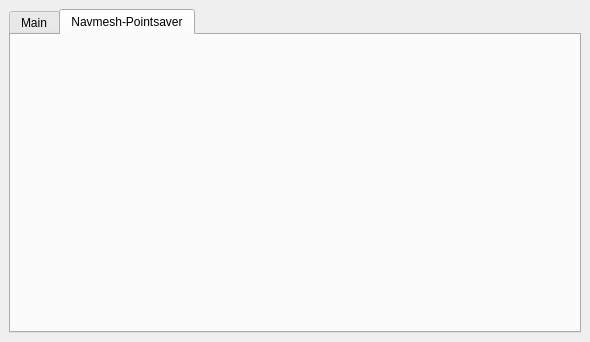
First picture: the form in CSGO_AI/include/MainWindow.ui, repository Georg-S/CS-GO-AI, before the edit.
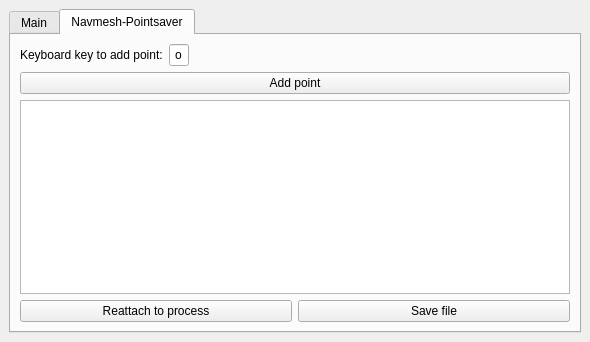
Second picture: the form after the edit. The open tabs and pages were chosen to show the change.

Commit message: Start implementing Navmesh point saver ui

```diff
--- a/CSGO_AI/include/MainWindow.ui
+++ b/CSGO_AI/include/MainWindow.ui
@@ -20,7 +20,7 @@
    <bool>false</bool>
   </property>
   <widget class="QWidget" name="centralwidget">
-   <layout class="QVBoxLayout" name="verticalLayout">
+   <layout class="QHBoxLayout" name="horizontalLayout_3">
     <item>
      <widget class="QTabWidget" name="tabWidget">
       <property name="currentIndex">
@@ -112,6 +112,83 @@
        <attribute name="title">
         <string>Navmesh-Pointsaver</string>
        </attribute>
+       <layout class="QVBoxLayout" name="verticalLayout">
+        <item>
+         <layout class="QHBoxLayout" name="horizontalLayout_4">
+          <item>
+           <widget class="QLabel" name="keyboard_key_label">
+            <property name="text">
+             <string>Keyboard key to add point:</string>
+            </property>
+           </widget>
+          </item>
+          <item>
+           <widget class="QLineEdit" name="lineEdit_keycode">
+            <property name="maximumSize">
+             <size>
+              <width>20</width>
+              <height>16777215</height>
+             </size>
+            </property>
+            <property name="text">
+             <string>o</string>
+            </property>
+            <property name="maxLength">
+             <number>1</number>
+            </property>
+            <property name="alignment">
+             <set>Qt::AlignCenter</set>
+            </property>
+           </widget>
+          </item>
+          <item>
+           <spacer name="horizontalSpacer">
+            <property name="orientation">
+             <enum>Qt::Horizontal</enum>
+            </property>
+            <property name="sizeHint" stdset="0">
+             <size>
+              <width>40</width>
+              <height>20</height>
+             </size>
+            </property>
+           </spacer>
+          </item>
+         </layout>
+        </item>
+        <item>
+         <widget class="QPushButton" name="button_add_point">
+          <property name="text">
+           <string>Add point</string>
+          </property>
+         </widget>
+        </item>
+        <item>
+         <widget class="QTextEdit" name="textEdit_point_output">
+          <property name="readOnly">
+           <bool>true</bool>
+          </property>
+         </widget>
+        </item>
+        <item>
+         <layout class="QHBoxLayout" name="horizontalLayout_2">
+          <item>
+           <widget class="QPushButton" name="button_reattach_2">
+            <property name="text">
+             <string>Reattach to process</string>
+            </property>
+           </widget>
+          </item>
+          <item>
+           <widget class="QPushButton" name="button_save_file">
+            <property name="text">
+             <string>Save file</string>
+            </property>
+           </widget>
+          </item>
+         </layout>
+        </item>
+       </layout>
       </widget>
      </widget>
     </item>
```
Left out of the diff: 14 changed lines with no effect on the pictures. The commit also changes 7 other files.
